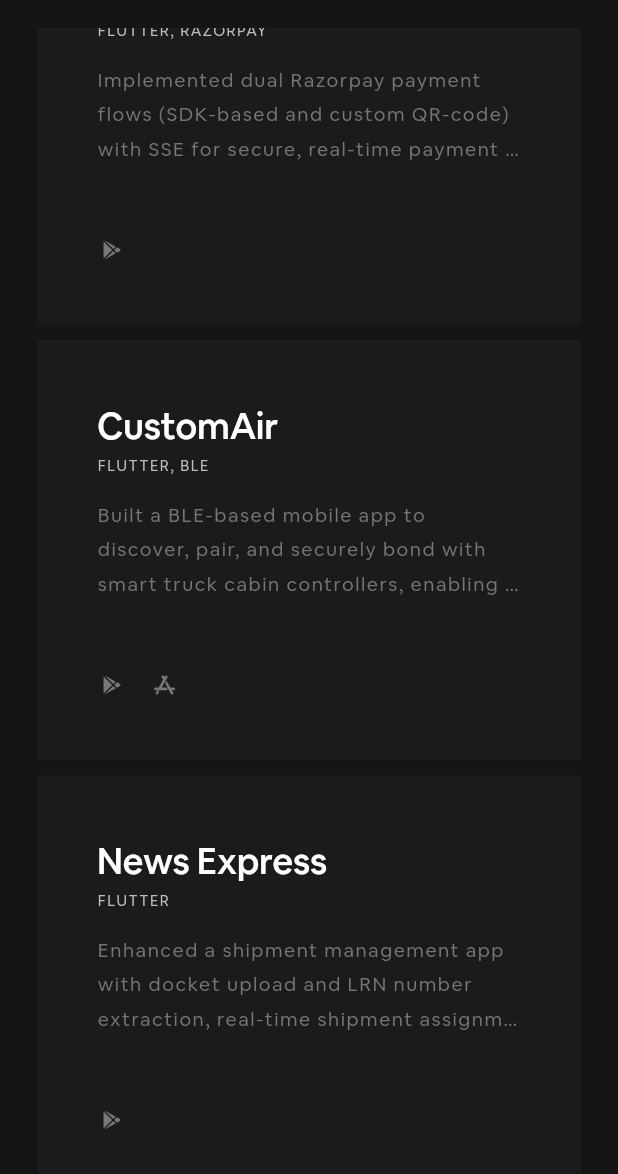
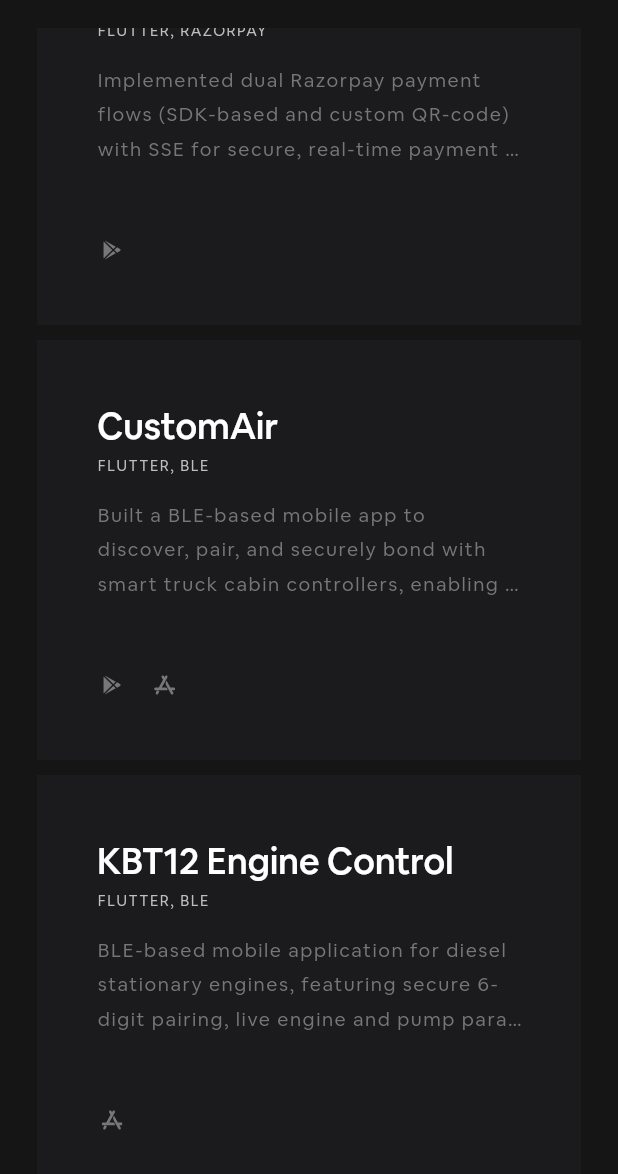
Before and after one commit to jagans27/jagans27.github.io, a Flutter app: the HomeMobileScreen screen opened directly, scrolled down 1728 dp, on a phone screen of 412 x 824 dp, the part 62-1236 px from its top. Run offline on Flutter 3.47's test engine with Material 3 defaults, Android fonts, the phone set to English and light mode, and no system bars; our stand-ins replace flutter_sticky_header, flutter_svg, go_router, lottie, visibility_detector; missing offline and left inert: flutter_breakpoints; project files that could hold a hidden picture were left out.

Commit message:
add kbt12-engine-control project

```diff
--- a/lib/common/constants.dart
+++ b/lib/common/constants.dart
@@ -184,6 +184,39 @@ class Constants {
           "https://play.google.com/store/apps/details?id=com.kensho.custom_air",
     ),
     ProjectModel(
+      name: "KBT12 Engine Control",
+      description: [
+        Description(
+          text:
+              "BLE-based mobile application for diesel stationary engines, featuring secure 6-digit pairing, live engine and pump parameter monitoring (RPM, temperature, fuel level, pressure, etc.), gauge-based visualization, and precise configuration handling for 250+ parameters across three controller variants involving complex calculations and parameter conversions.",
+          highlights: [
+            "BLE",
+            "6-digit pairing",
+            "live engine monitoring",
+            "gauge-based visualization",
+            "250+ parameters",
+            "precise configuration",
+          ],
+        ),
+        Description(
+          text:
+              "Implemented engine and pump configuration management, configuration file export and sharing via email and messaging apps, and Bluetooth-based remote control with supported start/stop operations for convenient setup, service monitoring, and diagnostics without direct access to the controller panel.",
+          highlights: [
+            "configuration management",
+            "file export and sharing",
+            "remote control",
+            "start/stop operations",
+            "engine diagnostics",
+          ],
+        ),
+      ],
+      technologies: ["Flutter", "BLE"],
+      appStoreLink:
+          "https://apps.apple.com/in/app/kbt12-engine-control/id6786130077",
+      playStoreLink: null,
+    ),
+
+    ProjectModel(
       name: "News Express",
       description: [
         Description(
--- a/lib/routes/routes.dart
+++ b/lib/routes/routes.dart
@@ -1,3 +1,4 @@
+import 'package:flutter/cupertino.dart';
 import 'package:go_router/go_router.dart';
 import 'package:portfolio/routes/pages.dart';
 import 'package:portfolio/screens/home/home_screen.dart';
@@ -17,7 +18,7 @@ class AppRouter {
             initialIndex = 1;
           }
 
-          print("➡️ Route rebuild with tab=$tab, index=$initialIndex");
+          debugPrint("➡️ Route rebuild with tab=$tab, index=$initialIndex");
 
           return HomeScreen(initialIndex: initialIndex);
         },
--- a/lib/screens/home/widgets/line_menu.dart
+++ b/lib/screens/home/widgets/line_menu.dart
@@ -2,7 +2,6 @@ import 'package:flutter/material.dart';
 import 'package:go_router/go_router.dart';
 import 'package:portfolio/common/constants.dart';
 import 'package:portfolio/controllers/root_controller.dart';
-import 'package:portfolio/routes/pages.dart';
 import 'package:portfolio/screens/home/widgets/line_menu_item.dart';
 import 'package:portfolio/utils/utils.dart';
 import 'package:provider/provider.dart';
```
